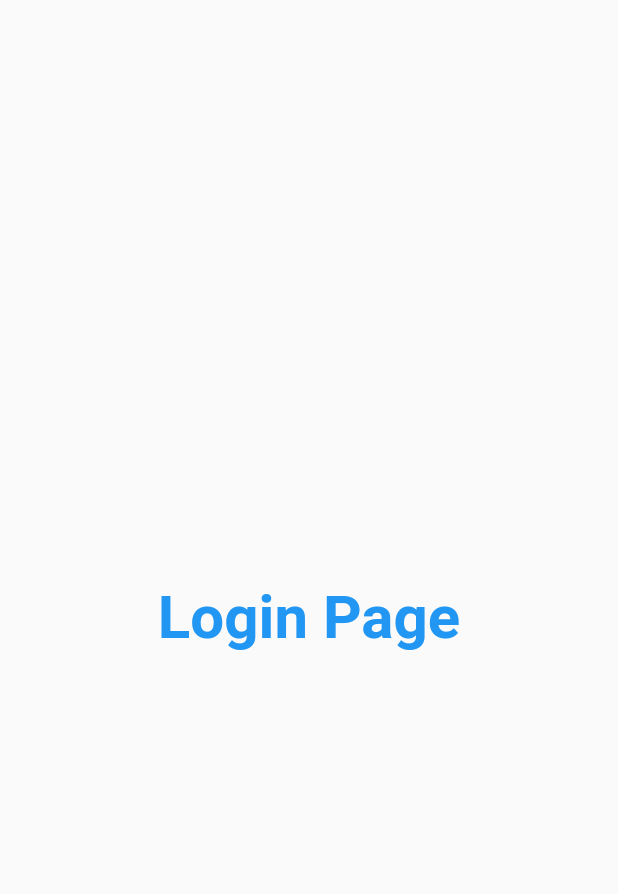
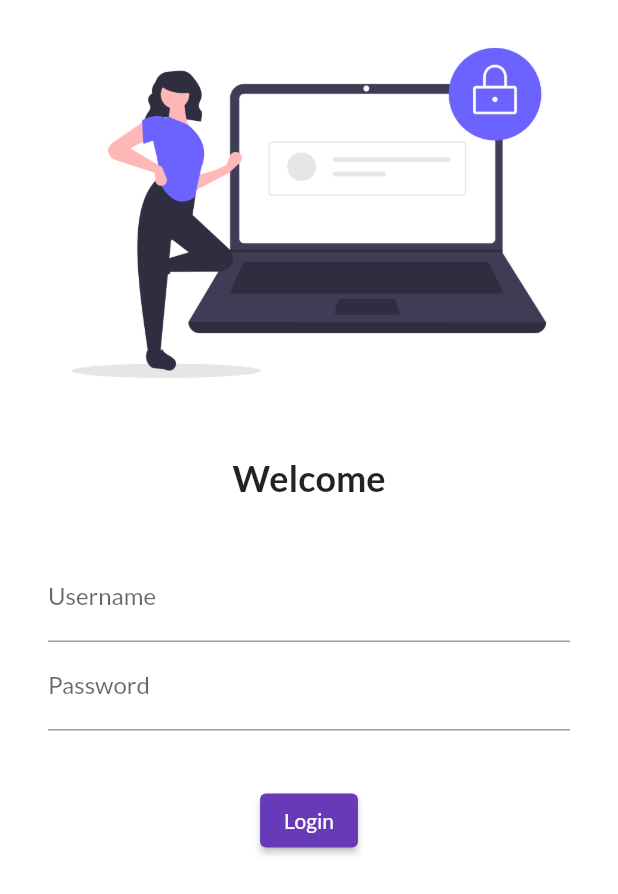
Before and after one commit to pratikparmar02/firstApp, a Flutter app: the screen it shows after launch, on a phone screen of 412 x 824 dp. Shown: the top 894 px of the screen. Run offline on Flutter 3.47's test engine with Material 2 defaults, Android fonts, the phone set to English and light mode, and no system bars; our stand-ins replace google_fonts.

Commit message:
day 4 done

```diff
--- a/lib/Pages/login_page.dart
+++ b/lib/Pages/login_page.dart
@@ -4,15 +4,58 @@
   @override
   Widget build(BuildContext context) {
     return Material(
-      child: Center(
-        child: Text(
-          "Login Page",
-          style: TextStyle(
-            fontSize: 40,
-            color: Colors.blue,
-            fontWeight: FontWeight.bold,
+      color: Colors.white,
+      child: Column(
+        children: [
+          Image.asset(
+            "assets/images/login_image.png",
+            fit: BoxFit.cover,
           ),
-        ),
+          SizedBox(
+            height: 20.0,
+          ),
+          Text(
+            "Welcome",
+            style: TextStyle(
+              fontSize: 24,
+              fontWeight: FontWeight.bold,
+            ),
+          ),
+          SizedBox(
+            height: 20.0,
+          ),
+          Padding(
+            padding:
+                const EdgeInsets.symmetric(vertical: 16.0, horizontal: 32.0),
+            child: Column(
+              children: [
+                TextFormField(
+                  decoration: InputDecoration(
+                    hintText: "Enter Username",
+                    labelText: "Username",
+                  ),
+                ),
+                TextFormField(
+                  obscureText: true,
+                  decoration: InputDecoration(
+                    hintText: "Enter Password",
+                    labelText: "Password",
+                  ),
+                ),
+              ],
+            ),
+          ),
+          SizedBox(
+            height: 20.0,
+          ),
+          ElevatedButton(
+            child: Text("Login"),
+            style: TextButton.styleFrom(),
+            onPressed: () {
+              print("Welcome User");
+            },
+          )
+        ],
       ),
     );
   }
--- a/lib/main.dart
+++ b/lib/main.dart
@@ -1,6 +1,7 @@
 import 'package:app_mark_1/Pages/home_page.dart';
 import 'package:app_mark_1/Pages/login_page.dart';
 import 'package:flutter/material.dart';
+import 'package:google_fonts/google_fonts.dart';
 
 void main() {
   runApp(MyApp());
@@ -11,6 +12,10 @@
   Widget build(BuildContext context) {
     return MaterialApp(
       themeMode: ThemeMode.system,
+      theme: ThemeData(
+        primarySwatch: Colors.deepPurple,
+        fontFamily: GoogleFonts.lato().fontFamily,
+      ),
       darkTheme: ThemeData(brightness: Brightness.dark),
       routes: {
         "/": (context) => LoginPage(),
```
Also changed, not shown: pubspec.yaml (+4 -5 lines), assets/images/login_image.png (added), pubspec.lock.
